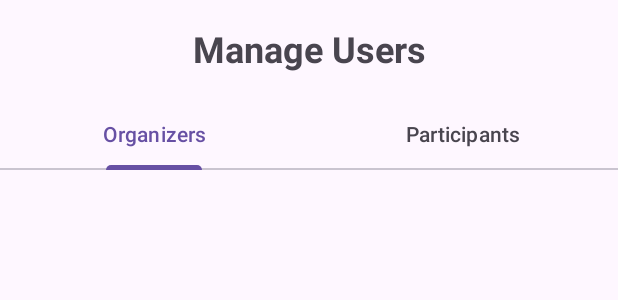
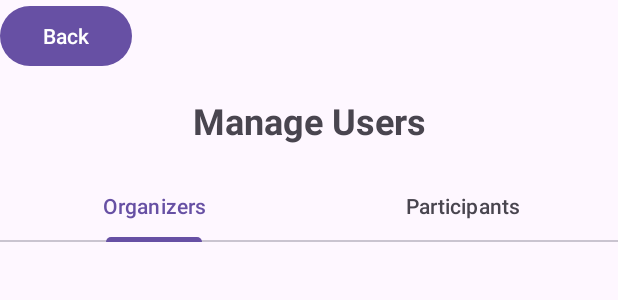
Before and after one commit to AdamRos3/LocalLoop_SEG2105, an Android app: the layout activity_manage_users.xml on its own in the app's theme, with its tools: preview values and no code run, on a phone screen of 412 x 824 dp. Shown: the top 300 px of the screen. Run offline under Robolectric (Android 15) with nearby library versions, the phone set to English and light mode, and no system bars.

Commit message:
minor cleaning and addition of back button to manage users

```diff
--- a/app/src/main/java/com/example/localloop/EditUsers.java
+++ b/app/src/main/java/com/example/localloop/EditUsers.java
@@ -2,9 +2,9 @@ package com.example.localloop;
 
 import android.content.Intent;
 import android.os.Bundle;
-import android.util.Log;
 import android.view.View;
 import android.widget.ArrayAdapter;
+import android.widget.Button;
 import android.widget.EditText;
 import android.widget.Spinner;
 import android.widget.TextView;
@@ -66,6 +66,7 @@ public class EditUsers extends AppCompatActivity {
         } else {
             spinner.setSelection(0);
         }
+
     }
 
     public void onBackClick(View view) {
--- a/app/src/main/java/com/example/localloop/WelcomeAdmin.java
+++ b/app/src/main/java/com/example/localloop/WelcomeAdmin.java
@@ -53,4 +53,9 @@ public class WelcomeAdmin extends AppCompatActivity {
         Intent intent = new Intent(this, manageCategory.class);
         startActivity(intent);
     }
+
+    public void toManageUsers(View view) {
+        Intent intent = new Intent(this, ManageUsers.class);
+        startActivity(intent);
+    }
 }
--- a/app/src/main/res/layout/activity_category_management.xml
+++ b/app/src/main/res/layout/activity_category_management.xml
@@ -62,9 +62,9 @@
             android:id="@+id/back_button"
             android:layout_width="wrap_content"
             android:layout_height="wrap_content"
-            android:text="Back"
             android:layout_gravity="center"
-            android:layout_marginTop="24dp"/>
+            android:layout_marginTop="24dp"
+            android:text="Back" />
     </LinearLayout>
 
 </androidx.constraintlayout.widget.ConstraintLayout>
--- a/app/src/main/res/layout/activity_manage_users.xml
+++ b/app/src/main/res/layout/activity_manage_users.xml
@@ -11,6 +11,13 @@
         android:layout_width="match_parent"
         android:layout_height="match_parent"
         android:orientation="vertical">
+
+        <Button
+            android:id="@+id/manage_user_back_button"
+            android:layout_width="wrap_content"
+            android:layout_height="wrap_content"
+            android:gravity="center"
+            android:text="Back" />
 
         <TextView
             android:id="@+id/textView3"
@@ -40,7 +47,7 @@
         <ListView
             android:id="@+id/users_List"
             android:layout_width="match_parent"
-            android:layout_height="608dp"
+            android:layout_height="wrap_content"
             tools:visibility="visible" />
 
     </LinearLayout>
--- a/app/src/main/res/layout/activity_welcome_admin.xml
+++ b/app/src/main/res/layout/activity_welcome_admin.xml
@@ -110,6 +110,7 @@
             android:layout_width="wrap_content"
             android:layout_height="54dp"
             android:layout_weight="1"
+            android:onClick="toManageUsers"
             app:srcCompat="@drawable/aqua_blue_view_users" />
 
     </LinearLayout>
```
Also changed, not shown: app/src/main/java/com/example/localloop/ManageUsers.java (+8 -2 lines).
